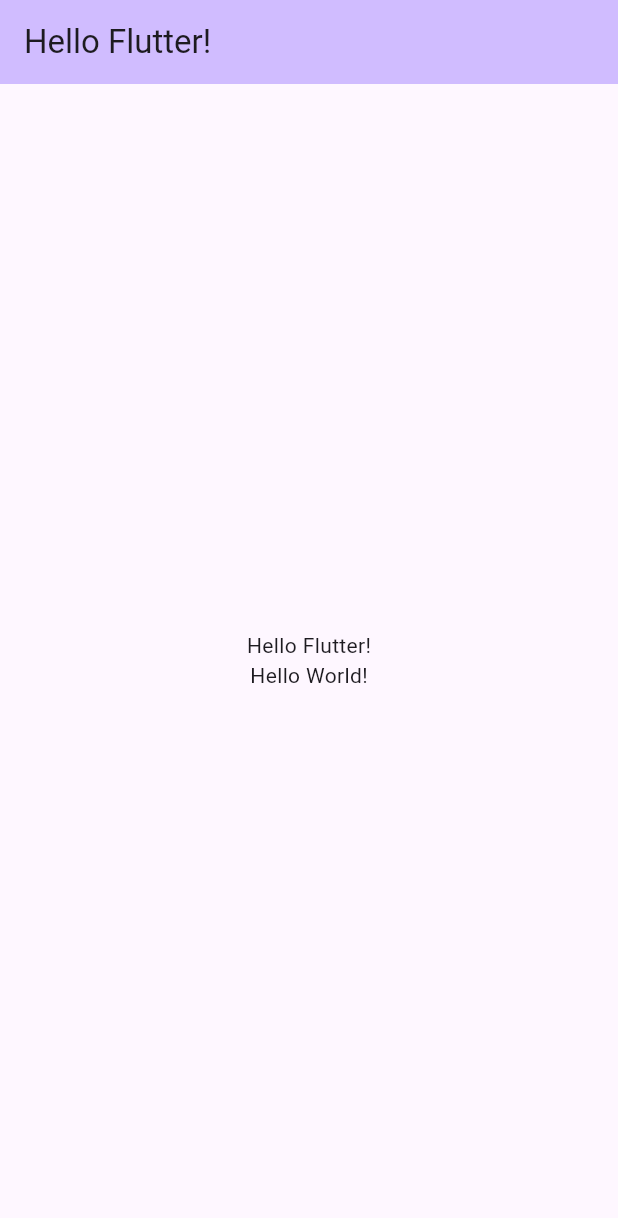
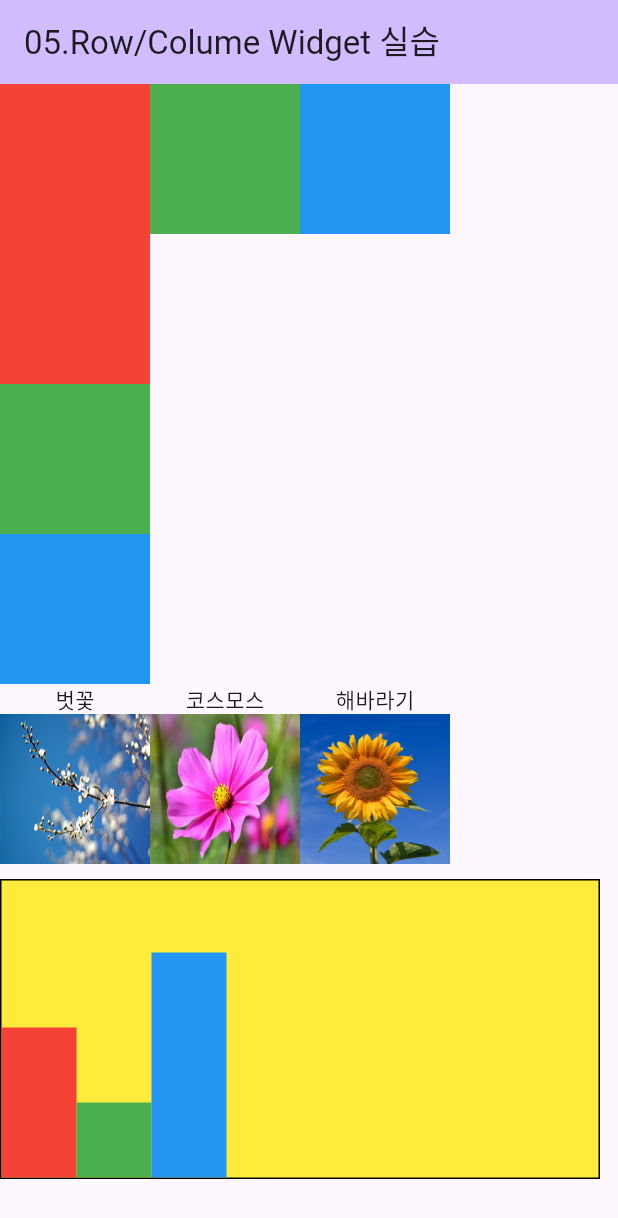
Before and after one commit to chhak0503/flutter, a Flutter app: the MyHomePage screen opened directly, on a phone screen of 412 x 824 dp. Shown: the top 1218 px of the screen. Run offline on Flutter 3.47's test engine with Material 3 defaults, Android fonts, the phone set to English and light mode, and no system bars.

Commit message:
add ch02

```diff
--- a/ch02/lib/05_row_column_widget.dart
+++ b/ch02/lib/05_row_column_widget.dart
@@ -11,7 +11,7 @@ class MyApp extends StatelessWidget {
   Widget build(BuildContext context) {
     return MaterialApp(
       title: 'Flutter Demo',
-      home: const MyHomePage(title: 'Hello Flutter!'),
+      home: const MyHomePage(title: '05.Row/Colume Widget 실습'),
     );
   }
 }
@@ -34,15 +34,110 @@ class _MyHomePageState extends State<MyHomePage> {
         backgroundColor: Theme.of(context).colorScheme.inversePrimary,
         title: Text(widget.title),
       ),
-      body: Center(
-        child: Column(
-          mainAxisAlignment: MainAxisAlignment.center,
-          children: <Widget>[
-            Text('Hello Flutter!'),
-            Text('Hello World!')
-          ],
-        ),
-      ),
+      body: Column(
+        crossAxisAlignment: CrossAxisAlignment.start,
+        children: [
+          // Row : 위젯을 가로로 배치하는 위젯
+          Row(
+            children: [
+              Container(
+                width: 100,
+                height: 100,
+                color: Colors.red,
+              ),
+              Container(
+                width: 100,
+                height: 100,
+                color: Colors.green,
+              ),
+              Container(
+                width: 100,
+                height: 100,
+                color: Colors.blue,
+              ),
+            ],
+          ),
+
+          // Column : 위젯을 세로로 배치하는 위젯
+          Column(
+            children: [
+              Container(
+                width: 100,
+                height: 100,
+                color: Colors.red,
+              ),
+              Container(
+                width: 100,
+                height: 100,
+                color: Colors.green,
+              ),
+              Container(
+                width: 100,
+                height: 100,
+                color: Colors.blue,
+              ),
+            ],
+          ),
+
+          Row(
+            children: [
+              Column(
+                children: [
+                  Text('벗꽃'),
+                  Image.asset(
+                    'images/flower1.jpg',
+                    width: 100,
+                    height: 100,
+                    fit: BoxFit.fill,
+                  )
+                ],
+              ),
+              Column(
+                children: [
+                  Text('코스모스'),
+                  Image.asset(
+                    'images/flower2.jpg',
+                    width: 100,
+                    height: 100,
+                    fit: BoxFit.fill,
+                  )
+                ],
+              ),
+              Column(
+                children: [
+                  Text('해바라기'),
+                  Image.asset(
+                    'images/flower3.jpg',
+                    width: 100,
+                    height: 100,
+                    fit: BoxFit.fill,
+                  )
+                ],
+              )
+            ],
+          ),
+
+          Container(
+            width: 400,
+            height: 200,
+            decoration: BoxDecoration(
+              color: Colors.yellow,
+              border: Border.all(width: 1)
+            ),
+            margin: EdgeInsets.symmetric(vertical: 10), // 위,아래 여백 10
+            child: Row(
+              mainAxisAlignment: MainAxisAlignment.start, // 기본축 정렬(가로 정렬)
+              crossAxisAlignment: CrossAxisAlignment.end, // 교차축 정렬(세로 정렬)
+              children: [
+                Container(width: 50, height: 100, color: Colors.red,),
+                Container(width: 50, height: 50, color: Colors.green,),
+                Container(width: 50, height: 150, color: Colors.blue,),
+              ],
+            ),
+          )
+
+        ],
+      )
 
     );
   }
```
